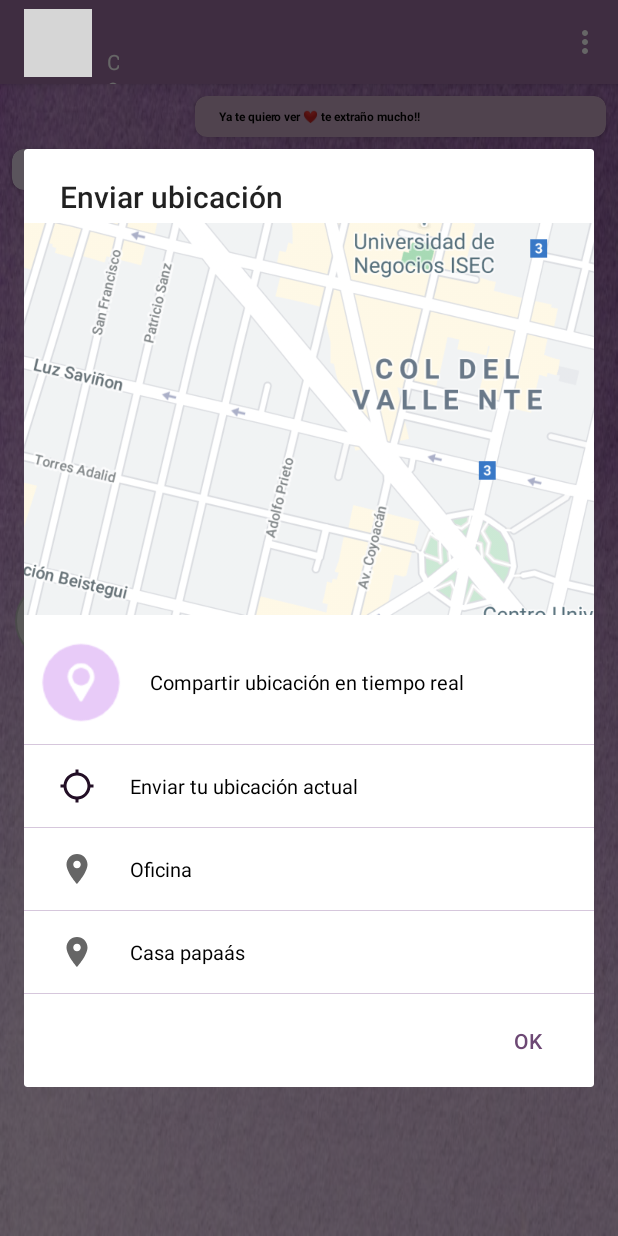
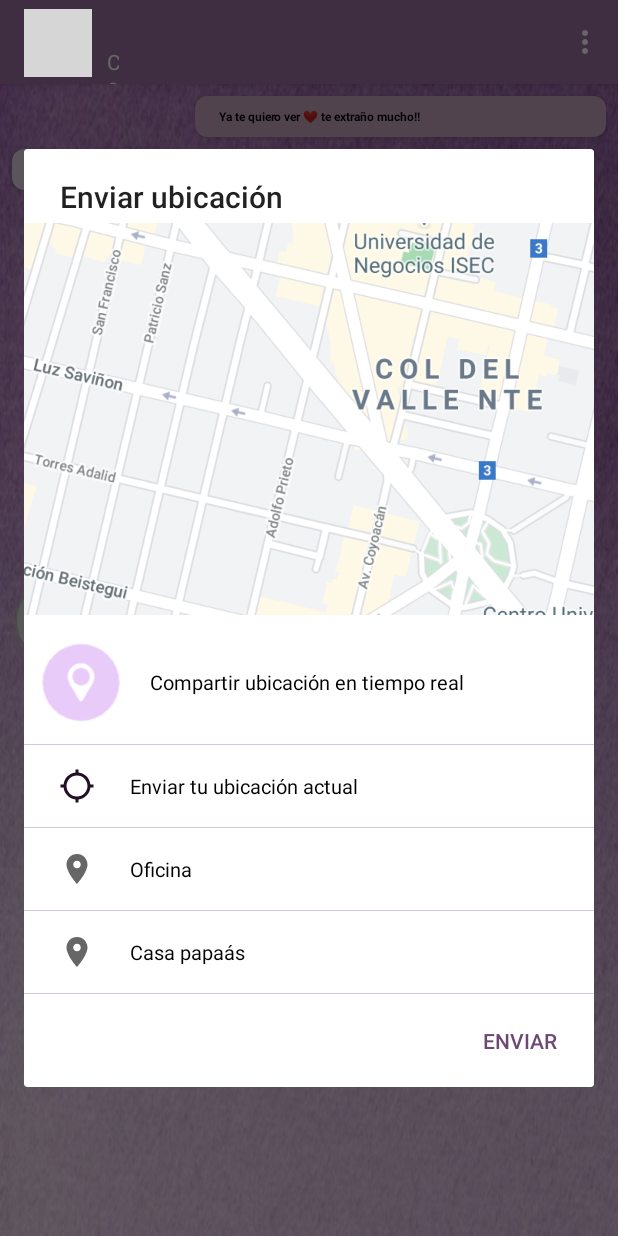
Before and after one commit to anjeprol/MyChatUtils, an Android app: the ConversationActivity screen opened directly, with no data from a screen before it, after a tap on an icon or button, on a phone screen of 412 x 824 dp. Run offline under Robolectric (Android 15) with nearby library versions, the phone set to English and light mode, and no system bars; 1 statement that could not run was skipped; grey boxes are pictures that could not be loaded.

Commit message:
added functionality from send location

```diff
--- a/app/src/main/java/com/addv/mychatutils/ConversationActivity.java
+++ b/app/src/main/java/com/addv/mychatutils/ConversationActivity.java
@@ -2,8 +2,10 @@ package com.addv.mychatutils;
 
 import android.content.Context;
 import android.content.DialogInterface;
+import android.os.Build;
 import android.os.Bundle;
 
+import androidx.annotation.RequiresApi;
 import androidx.appcompat.app.AlertDialog;
 import androidx.appcompat.app.AppCompatActivity;
 import androidx.appcompat.widget.Toolbar;
@@ -30,7 +32,7 @@ public class ConversationActivity extends AppCompatActivity implements View.OnCl
     private final static String ACTIVE = "Escribiendo...";
     private final static String ONLINE = "Conectado";
     private LinearLayout mLy_messages;
-    private LinearLayout.LayoutParams params;
+    private LinearLayout ll1,ll2,ll3;
     private TextView status;
     private ImageView avatar;
     private TextView mMessage;
@@ -57,9 +59,9 @@ public class ConversationActivity extends AppCompatActivity implements View.OnCl
         scrollView = findViewById(R.id.sly_texts);
         avatar = findViewById(R.id.avatar);
         locationIV = findViewById(R.id.locationIV);
-        mLy_messages = findViewById(R.id.ly_content_messages);
+        //mLy_messages = findViewById(R.id.ly_content_messages);
         mSend_bt = findViewById(R.id.send);
-        params = (LinearLayout.LayoutParams) mLy_messages.getLayoutParams();
+       // params = (LinearLayout.LayoutParams) mLy_messages.getLayoutParams();
         TextView profile = toolbar.findViewById(R.id.profile);
         messageET = findViewById(R.id.message);
         messageET.requestFocus();
@@ -78,6 +80,7 @@ public class ConversationActivity extends AppCompatActivity implements View.OnCl
 
     }
 
+    @RequiresApi(api = Build.VERSION_CODES.M)
     @Override
     public void onClick(View view) {
         switch (view.getId()) {
@@ -87,10 +90,23 @@ public class ConversationActivity extends AppCompatActivity implements View.OnCl
             case R.id.locationIV: // Llamar aqui el fragmento
                 sentCV = findViewById(R.id.msg_send02);
                 showAlertDialogButtonClicked();
-                //sentCV.setVisibility(View.VISIBLE);
-                //focusOnView(sentCV);
+                break;
+            case  R.id.ll_1:
+                changeColor(ll1,ll2,ll3);
+                break;
+            case  R.id.ll_2:
+                changeColor(ll2,ll1,ll3);
+                break;
+            case  R.id.ll_3:
+                changeColor(ll3,ll2,ll1);
                 break;
         }
+    }
+
+    public void changeColor(final LinearLayout ll00, final LinearLayout ll01,final LinearLayout ll02){
+        ll00.setBackgroundColor(getResources().getColor(R.color.divider));
+        ll01.setBackgroundColor(getResources().getColor(R.color.white));
+        ll02.setBackgroundColor(getResources().getColor(R.color.white));
     }
 
     public void showAlertDialogButtonClicked() {
@@ -99,13 +115,20 @@ public class ConversationActivity extends AppCompatActivity implements View.OnCl
         builder.setTitle("Enviar ubicación");
         // set the custom layout
         final View customLayout = getLayoutInflater().inflate(R.layout.map_pop_up, null);
+        ll1 = customLayout.findViewById(R.id.ll_1);
+        ll2 = customLayout.findViewById(R.id.ll_2);
+        ll3 = customLayout.findViewById(R.id.ll_3);
+        ll1.setOnClickListener(this);
+        ll2.setOnClickListener(this);
+        ll3.setOnClickListener(this);
         builder.setView(customLayout);
         // add a button
-        builder.setPositiveButton("OK", new DialogInterface.OnClickListener() {
+        builder.setPositiveButton("Enviar", new DialogInterface.OnClickListener() {
             @Override
             public void onClick(DialogInterface dialog, int which) {
                 // send data from the AlertDialog to the Activity
-
+                sentCV.setVisibility(View.VISIBLE);
+                focusOnView(sentCV);
             }
         });
         // create and show the alert dialog
--- a/app/src/main/res/layout/map_pop_up.xml
+++ b/app/src/main/res/layout/map_pop_up.xml
@@ -37,6 +37,7 @@
         android:background="@color/divider"
         />
     <LinearLayout
+        android:id="@+id/ll_1"
         android:layout_width="match_parent"
         android:layout_height="wrap_content"
         android:divider="@color/divider"
@@ -65,6 +66,7 @@
         android:background="@color/divider"
         />
     <LinearLayout
+        android:id="@+id/ll_2"
         android:layout_width="match_parent"
         android:layout_height="wrap_content"
         android:divider="@color/divider"
@@ -93,6 +95,7 @@
         android:background="@color/divider"
         />
     <LinearLayout
+        android:id="@+id/ll_3"
         android:layout_width="match_parent"
         android:layout_height="wrap_content"
         android:divider="@color/divider"
--- a/app/src/main/res/values/colors.xml
+++ b/app/src/main/res/values/colors.xml
@@ -11,5 +11,6 @@
     <color name="bg_msg_received">#E2D3E8</color>
     <color name="bg_msg_preview">#CAA9C4</color>
     <color name="bg_location">#D6C7DC</color>
+    <color name="white">#FFFFFF</color>
 
 </resources>
```
